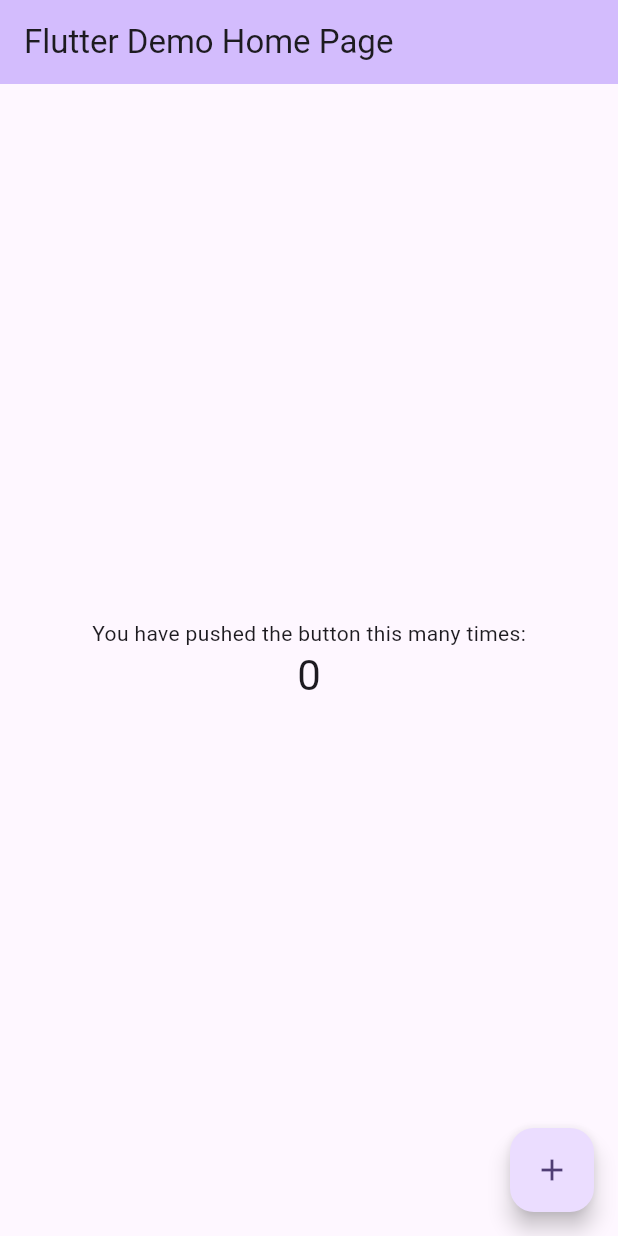
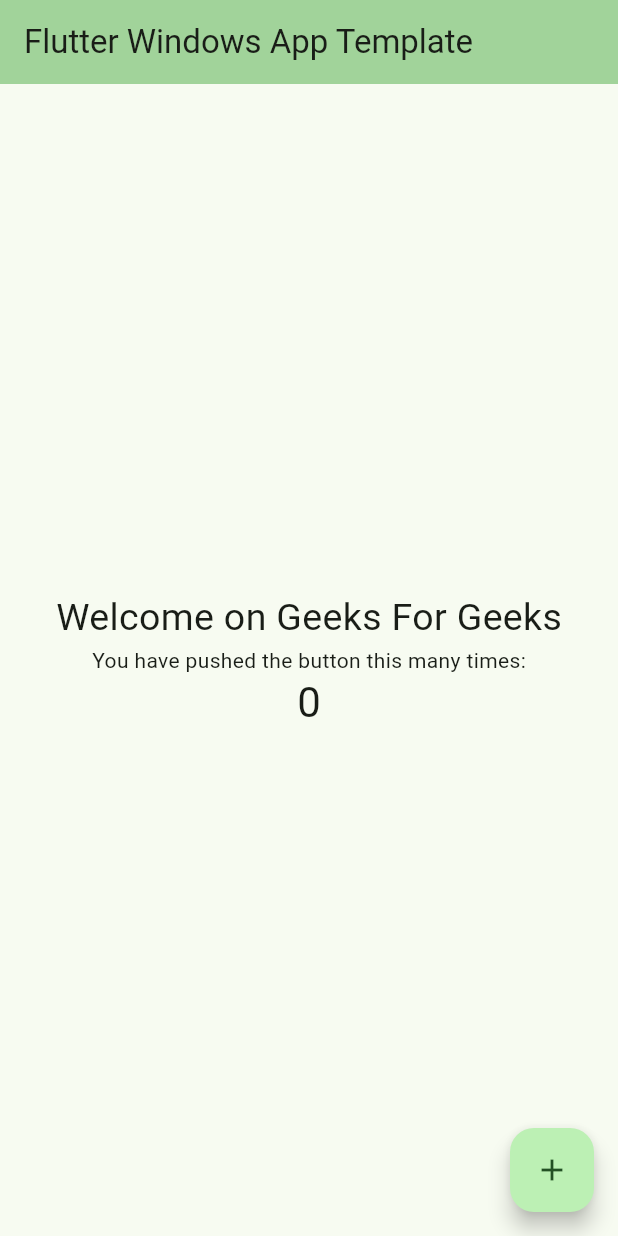
Before and after one commit to flutterwings304/flutter_windows_app_sample, a Flutter app: the screen it shows after launch, on a phone screen of 412 x 824 dp. Run offline on Flutter 3.47's test engine with Material 2 defaults, Android fonts, the phone set to English and light mode, and no system bars.

Commit message:
Geeks for geeks Name added

```diff
--- a/lib/main.dart
+++ b/lib/main.dart
@@ -11,7 +11,7 @@ class MyApp extends StatelessWidget {
   @override
   Widget build(BuildContext context) {
     return MaterialApp(
-      title: 'Flutter Demo',
+      title: 'Flutter Windows App',
       theme: ThemeData(
         // This is the theme of your application.
         //
@@ -28,10 +28,10 @@ class MyApp extends StatelessWidget {
         //
         // This works for code too, not just values: Most code changes can be
         // tested with just a hot reload.
-        colorScheme: ColorScheme.fromSeed(seedColor: Colors.deepPurple),
+        colorScheme: ColorScheme.fromSeed(seedColor: Colors.green),
         useMaterial3: true,
       ),
-      home: const MyHomePage(title: 'Flutter Demo Home Page'),
+      home: const MyHomePage(title: 'Flutter Windows App Template'),
     );
   }
 }
@@ -106,6 +106,10 @@ class _MyHomePageState extends State<MyHomePage> {
           mainAxisAlignment: MainAxisAlignment.center,
           children: <Widget>[
             const Text(
+              'Welcome on Geeks For Geeks',
+              style: TextStyle(fontSize: 25),
+            ),
+            const Text(
               'You have pushed the button this many times:',
             ),
             Text(
```
